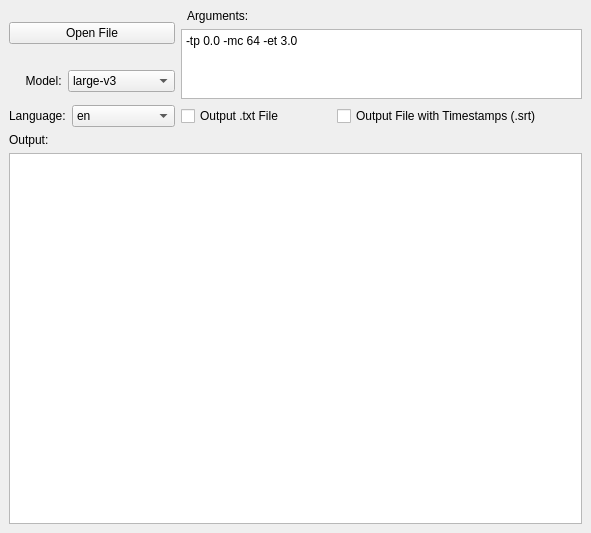
Before: the Qt Designer form mainwindow.ui in mehtabmahir/easy-whisper-ui, drawn with Qt 5.
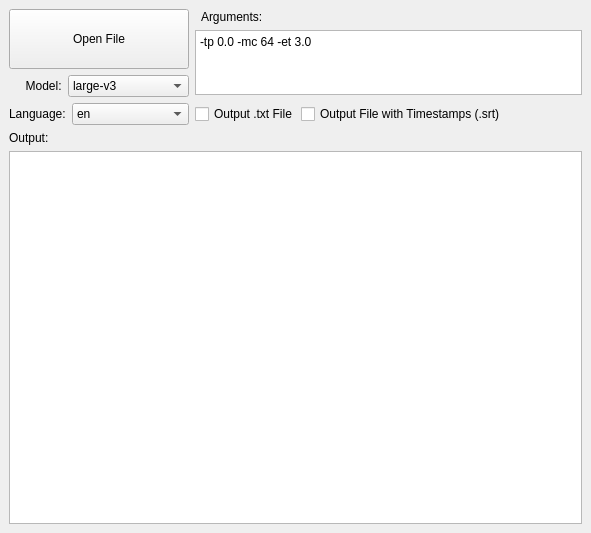
After: the same form once the commit is applied.

Patch:
```diff
--- a/mainwindow.ui
+++ b/mainwindow.ui
@@ -30,11 +30,23 @@
     <item row="0" column="0">
      <widget class="QPushButton" name="openFile">
       <property name="sizePolicy">
-       <sizepolicy hsizetype="Minimum" vsizetype="Fixed">
+       <sizepolicy hsizetype="Fixed" vsizetype="Fixed">
         <horstretch>0</horstretch>
         <verstretch>0</verstretch>
        </sizepolicy>
       </property>
+      <property name="minimumSize">
+       <size>
+        <width>180</width>
+        <height>60</height>
+       </size>
+      </property>
+      <property name="maximumSize">
+       <size>
+        <width>180</width>
+        <height>60</height>
+       </size>
+      </property>
       <property name="text">
        <string>Open File</string>
       </property>
@@ -44,6 +56,24 @@
      <layout class="QVBoxLayout" name="verticalLayout">
       <item>
        <widget class="QLabel" name="argumentsLabel">
+        <property name="sizePolicy">
+         <sizepolicy hsizetype="Preferred" vsizetype="Minimum">
+          <horstretch>0</horstretch>
+          <verstretch>0</verstretch>
+         </sizepolicy>
+        </property>
+        <property name="minimumSize">
+         <size>
+          <width>0</width>
+          <height>15</height>
+         </size>
+        </property>
+        <property name="maximumSize">
+         <size>
+          <width>16777215</width>
+          <height>15</height>
+         </size>
+        </property>
         <property name="text">
          <string>  Arguments:</string>
         </property>
@@ -51,6 +81,24 @@
       </item>
       <item>
        <widget class="QPlainTextEdit" name="arguments">
+        <property name="sizePolicy">
+         <sizepolicy hsizetype="Expanding" vsizetype="Expanding">
+          <horstretch>0</horstretch>
+          <verstretch>0</verstretch>
+         </sizepolicy>
+        </property>
+        <property name="minimumSize">
+         <size>
+          <width>0</width>
+          <height>65</height>
+         </size>
+        </property>
+        <property name="maximumSize">
+         <size>
+          <width>16777215</width>
+          <height>65</height>
+         </size>
+        </property>
         <property name="plainText">
          <string>-tp 0.0 -mc 64 -et 3.0</string>
         </property>
@@ -58,12 +106,14 @@
       </item>
      </layout>
     </item>
-    <item row="1" column="0">
+    <item row="1" column="0" rowspan="2">
+     <layout class="QVBoxLayout" name="verticalLayout_3">
+      <item>
      <layout class="QHBoxLayout" name="horizontalLayout">
       <item>
        <widget class="QLabel" name="modeltext">
         <property name="sizePolicy">
-         <sizepolicy hsizetype="Fixed" vsizetype="Fixed">
+           <sizepolicy hsizetype="Fixed" vsizetype="Expanding">
           <horstretch>0</horstretch>
           <verstretch>0</verstretch>
          </sizepolicy>
@@ -76,11 +126,17 @@
       <item>
        <widget class="QComboBox" name="model">
         <property name="sizePolicy">
-         <sizepolicy hsizetype="Fixed" vsizetype="Fixed">
+           <sizepolicy hsizetype="Fixed" vsizetype="Expanding">
           <horstretch>0</horstretch>
           <verstretch>0</verstretch>
          </sizepolicy>
         </property>
+          <property name="maximumSize">
+           <size>
+            <width>200</width>
+            <height>22</height>
+           </size>
+          </property>
         <item>
          <property name="text">
           <string>large-v3</string>
@@ -135,7 +191,7 @@
       </item>
      </layout>
     </item>
-    <item row="2" column="0">
+      <item>
      <layout class="QHBoxLayout" name="horizontalLayout_2">
       <item>
        <widget class="QLabel" name="languageLabel">
@@ -217,6 +273,8 @@
       </item>
      </layout>
     </item>
+     </layout>
+    </item>
     <item row="2" column="1">
      <layout class="QHBoxLayout" name="horizontalLayout_3">
       <item>
@@ -229,7 +287,7 @@
         </property>
         <property name="maximumSize">
          <size>
-          <width>150</width>
+          <width>100</width>
           <height>16777215</height>
          </size>
         </property>
```
Lines whose indentation alone changed are shown as unchanged.
